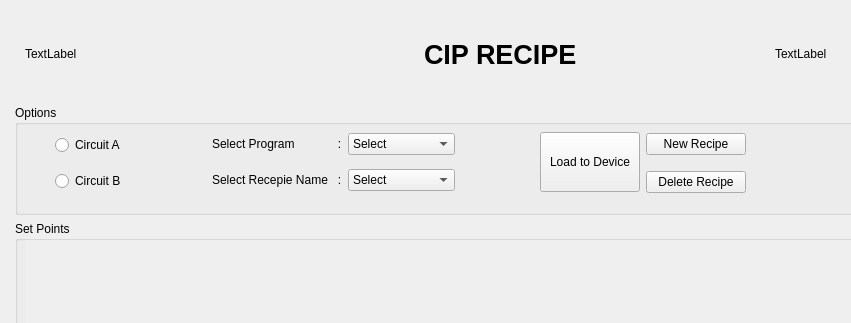
Before: the Qt Designer form CIPRecepie.ui in ebinchandycheriyil/ProcessCIPRecipe, drawn with Qt 5; both pictures show x 0 to 851 and y 0 to 323 of the 1000 by 1000 pixel window.
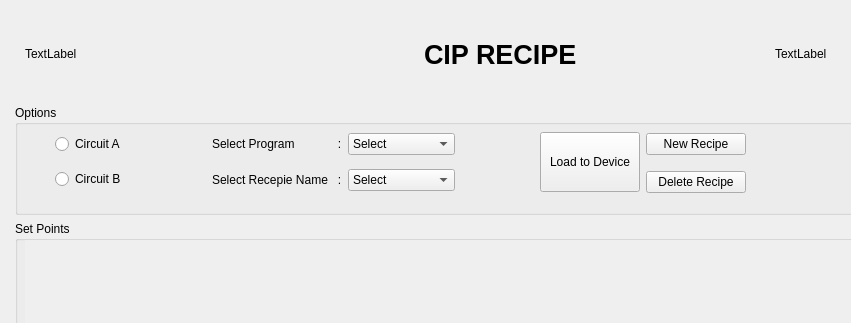
After: the same form once the commit is applied.

```diff
--- a/CIPRecepie.ui
+++ b/CIPRecepie.ui
@@ -150,7 +150,7 @@
          <x>40</x>
          <y>20</y>
          <width>691</width>
-         <height>76</height>
+         <height>75</height>
         </rect>
        </property>
        <layout class="QHBoxLayout" name="horizontalLayout">
```
